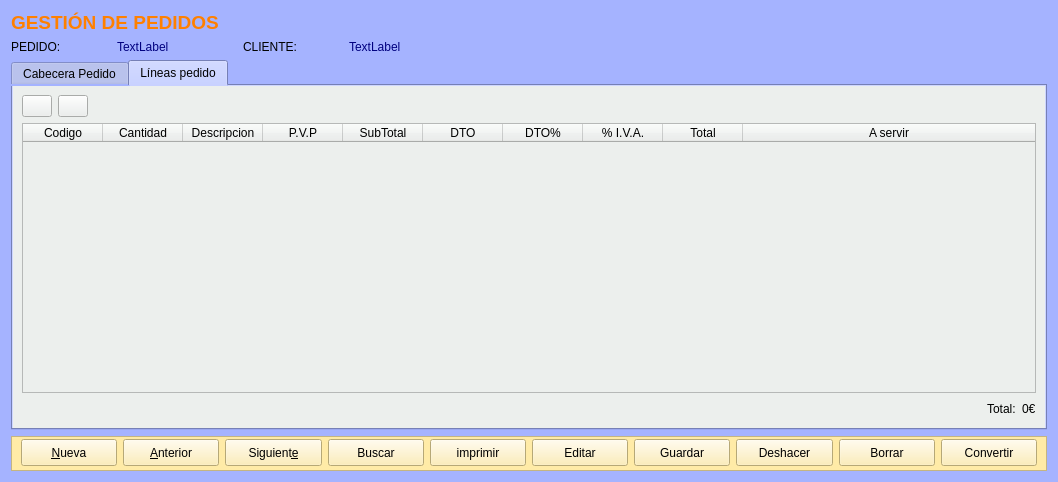
Above: Zona_Ventas/frmpedidos.ui from arcnexus/RedFoX before the change. Below: the same form after it.
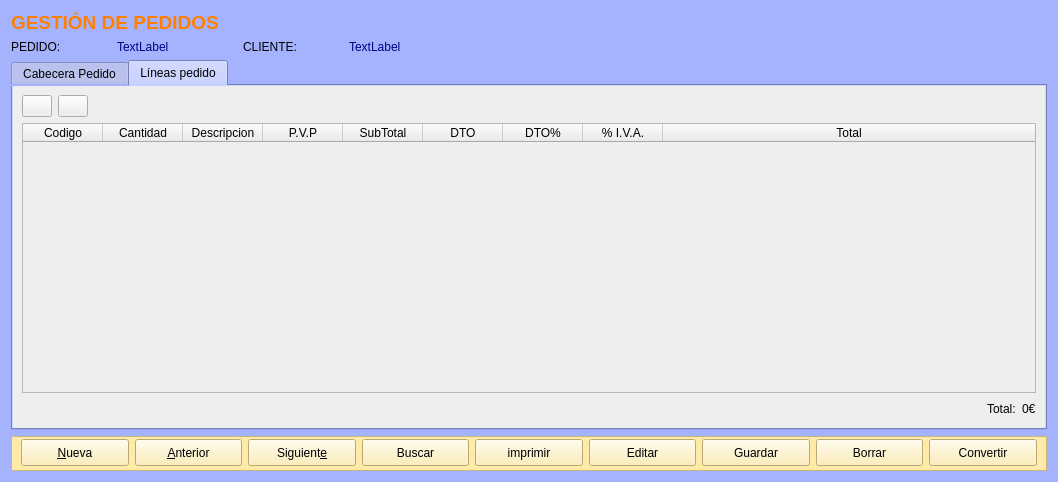
That is the form after the change. The open tabs and pages were chosen to show the change. Icons and pictures are not drawn.

```diff
--- a/Zona_Ventas/frmpedidos.ui
+++ b/Zona_Ventas/frmpedidos.ui
@@ -1986,11 +1986,6 @@
            <string>Total</string>
           </property>
          </column>
-         <column>
-          <property name="text">
-           <string>A servir</string>
-          </property>
-         </column>
         </widget>
        </item>
        <item row="2" column="0" colspan="4">
@@ -2219,29 +2214,6 @@
         </property>
        </widget>
       </item>
-      <item>
-       <widget class="QPushButton" name="btnDeshacer">
-        <property name="minimumSize">
-         <size>
-          <width>0</width>
-          <height>27</height>
-         </size>
-        </property>
-        <property name="text">
-         <string>Deshacer</string>
-        </property>
-        <property name="icon">
-         <iconset resource="../maya.qrc">
-          <normaloff>:/Icons/PNG/undo.png</normaloff>:/Icons/PNG/undo.png</iconset>
-        </property>
-        <property name="iconSize">
-         <size>
-          <width>24</width>
-          <height>24</height>
-         </size>
-        </property>
-       </widget>
-      </item>
       <item>
        <widget class="QPushButton" name="btn_borrar">
         <property name="minimumSize">
```
